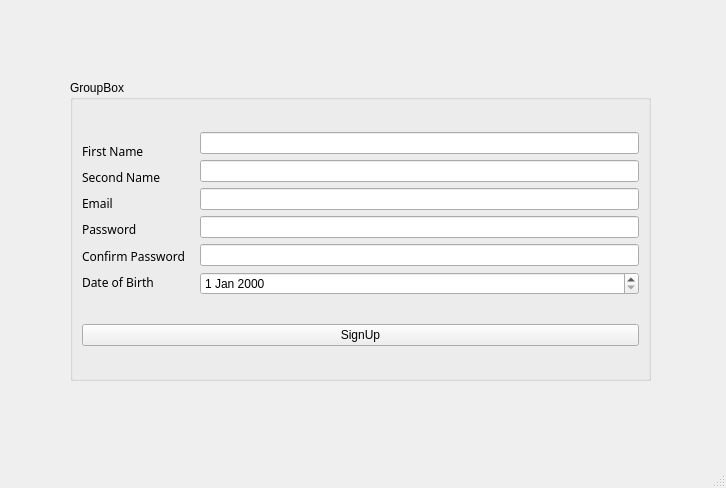
Before: the Qt Designer form register.ui in razashahid107/NOTEPAD-QT, drawn with Qt 5.
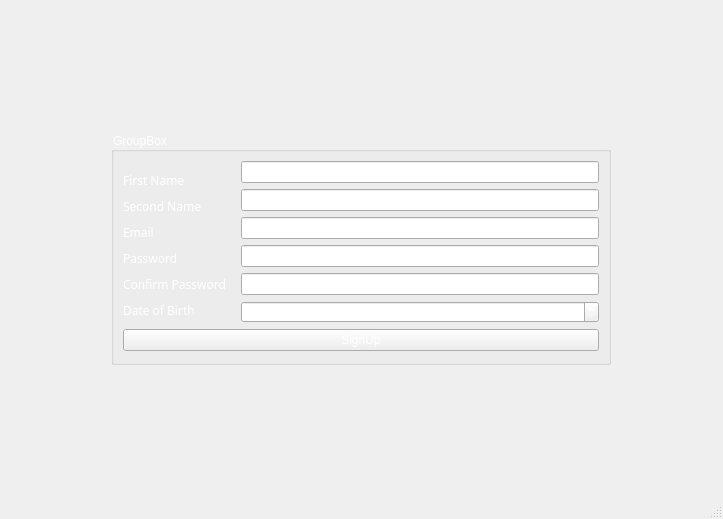
After: the same form once the commit is applied.

What changed in the file:
```diff
--- a/register.ui
+++ b/register.ui
@@ -6,28 +6,31 @@
    <rect>
     <x>0</x>
     <y>0</y>
-    <width>726</width>
-    <height>488</height>
+    <width>723</width>
+    <height>519</height>
    </rect>
   </property>
   <property name="windowTitle">
    <string>MainWindow</string>
   </property>
+  <property name="styleSheet">
+   <string notr="true">color: rgb(255, 255, 255);</string>
+  </property>
   <widget class="QWidget" name="centralwidget">
+   <layout class="QGridLayout" name="gridLayout_2">
+    <item row="0" column="0">
    <widget class="QGroupBox" name="groupBox">
-    <property name="geometry">
-     <rect>
-      <x>70</x>
-      <y>80</y>
-      <width>581</width>
-      <height>301</height>
-     </rect>
+      <property name="maximumSize">
+       <size>
+        <width>500</width>
+        <height>233</height>
+       </size>
     </property>
     <property name="title">
      <string>GroupBox</string>
     </property>
-    <layout class="QVBoxLayout" name="verticalLayout_3">
-     <item>
+      <layout class="QGridLayout" name="gridLayout">
+       <item row="0" column="0">
       <layout class="QHBoxLayout" name="horizontalLayout">
        <item>
         <layout class="QVBoxLayout" name="verticalLayout">
@@ -53,6 +56,9 @@
              <family>Arial Rounded MT Bold</family>
             </font>
            </property>
+             <property name="styleSheet">
+              <string notr="true">color: rgb(255, 255, 255);</string>
+             </property>
            <property name="text">
             <string>First Name</string>
            </property>
@@ -65,6 +71,9 @@
              <family>Arial Rounded MT Bold</family>
             </font>
            </property>
+             <property name="styleSheet">
+              <string notr="true">color: rgb(255, 255, 255);</string>
+             </property>
            <property name="text">
             <string>Second Name</string>
            </property>
@@ -77,6 +86,9 @@
              <family>Arial Rounded MT Bold</family>
             </font>
            </property>
+             <property name="styleSheet">
+              <string notr="true">color: rgb(255, 255, 255);</string>
+             </property>
            <property name="text">
             <string>Email</string>
            </property>
@@ -89,6 +101,9 @@
              <family>Arial Rounded MT Bold</family>
             </font>
            </property>
+             <property name="styleSheet">
+              <string notr="true">color: rgb(255, 255, 255);</string>
+             </property>
            <property name="text">
             <string>Password</string>
            </property>
@@ -101,6 +116,9 @@
              <family>Arial Rounded MT Bold</family>
             </font>
            </property>
+             <property name="styleSheet">
+              <string notr="true">color: rgb(255, 255, 255);</string>
+             </property>
            <property name="text">
             <string>Confirm Password</string>
            </property>
@@ -113,6 +131,9 @@
              <family>Arial Rounded MT Bold</family>
             </font>
            </property>
+             <property name="styleSheet">
+              <string notr="true">color: rgb(255, 255, 255);</string>
+             </property>
            <property name="text">
             <string>Date of Birth</string>
            </property>
@@ -123,29 +144,56 @@
        <item>
         <layout class="QVBoxLayout" name="verticalLayout_2">
          <item>
-          <widget class="QLineEdit" name="qtfirstname"/>
+            <widget class="QLineEdit" name="qtfirstname">
+             <property name="styleSheet">
+              <string notr="true">color: rgb(255, 255, 255);</string>
+             </property>
+            </widget>
          </item>
          <item>
-          <widget class="QLineEdit" name="qtsecondname"/>
+            <widget class="QLineEdit" name="qtsecondname">
+             <property name="styleSheet">
+              <string notr="true">color: rgb(255, 255, 255);</string>
+             </property>
+            </widget>
          </item>
          <item>
-          <widget class="QLineEdit" name="qtemail"/>
+            <widget class="QLineEdit" name="qtemail">
+             <property name="styleSheet">
+              <string notr="true">color: rgb(255, 255, 255);</string>
+             </property>
+            </widget>
          </item>
          <item>
-          <widget class="QLineEdit" name="qtpassword"/>
+            <widget class="QLineEdit" name="qtpassword">
+             <property name="styleSheet">
+              <string notr="true">color: rgb(255, 255, 255);</string>
+             </property>
+            </widget>
          </item>
          <item>
-          <widget class="QLineEdit" name="qtconfirmpassword"/>
+            <widget class="QLineEdit" name="qtconfirmpassword">
+             <property name="styleSheet">
+              <string notr="true">color: rgb(255, 255, 255);</string>
+             </property>
+            </widget>
          </item>
          <item>
-          <widget class="QDateEdit" name="dob"/>
+            <widget class="QDateEdit" name="dob">
+             <property name="styleSheet">
+              <string notr="true"/>
+             </property>
+            </widget>
          </item>
         </layout>
        </item>
       </layout>
      </item>
-     <item>
+       <item row="1" column="0">
       <widget class="QPushButton" name="Registerbutton">
+         <property name="styleSheet">
+          <string notr="true">color: rgb(255, 255, 255);</string>
+         </property>
        <property name="text">
         <string>SignUp</string>
        </property>
@@ -153,6 +201,8 @@
      </item>
     </layout>
    </widget>
+    </item>
+   </layout>
   </widget>
   <widget class="QMenuBar" name="menubar">
    <property name="geometry">
```
Left out of the diff: 4 changed lines with no effect on the pictures. Lines whose indentation alone changed are shown as unchanged.
